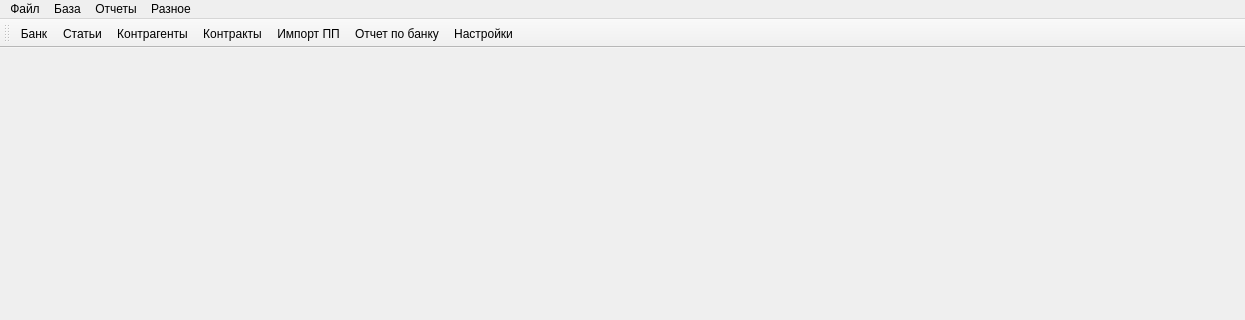
First picture: the form in mainwindow.ui, repository GorINIch73/Audit, before the edit; both pictures show x 0 to 1245 and y 0 to 320 of the 1245 by 621 pixel window.
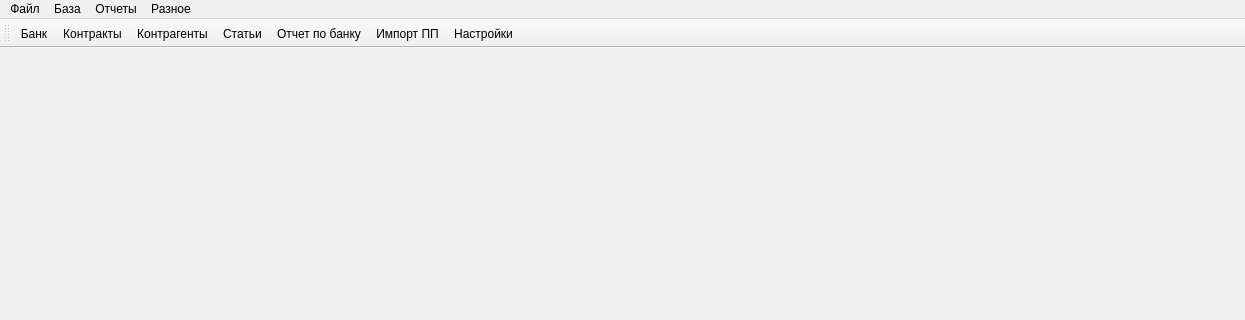
Second picture: the form after the edit.

```diff
--- a/mainwindow.ui
+++ b/mainwindow.ui
@@ -89,11 +89,11 @@
     <bool>false</bool>
    </attribute>
    <addaction name="actionBank"/>
-   <addaction name="actionArticles"/>
-   <addaction name="actionCounterparties"/>
    <addaction name="actionContracts"/>
-   <addaction name="actionImportPP"/>
+   <addaction name="actionCounterparties"/>
+   <addaction name="actionArticles"/>
    <addaction name="actionRep_bank"/>
+   <addaction name="actionImportPP"/>
    <addaction name="actionOptions"/>
   </widget>
   <action name="actionBank">
```
